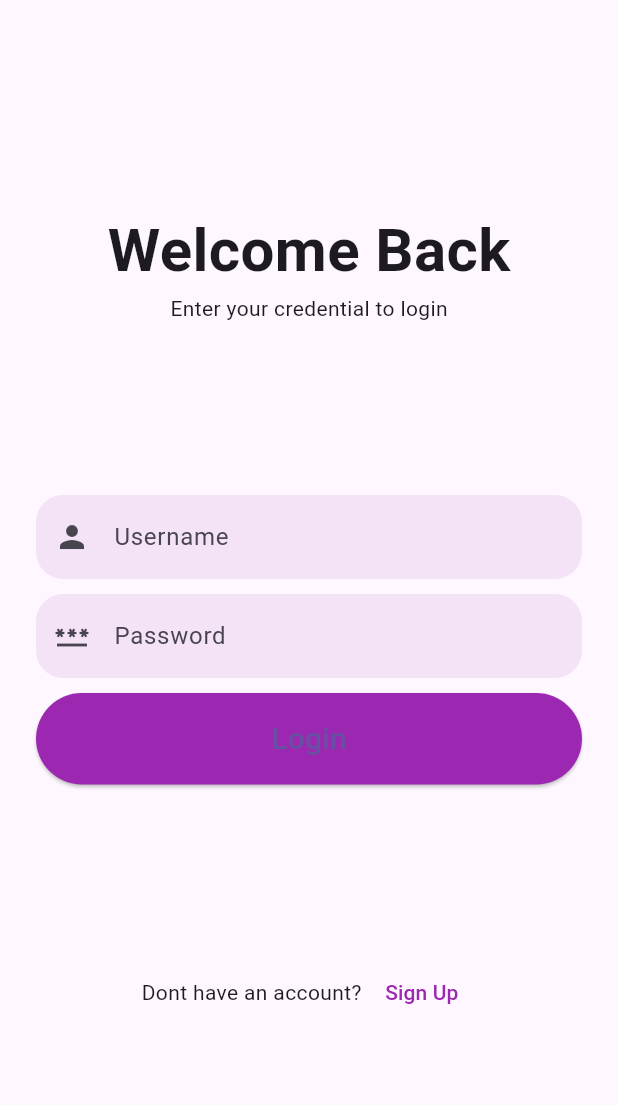
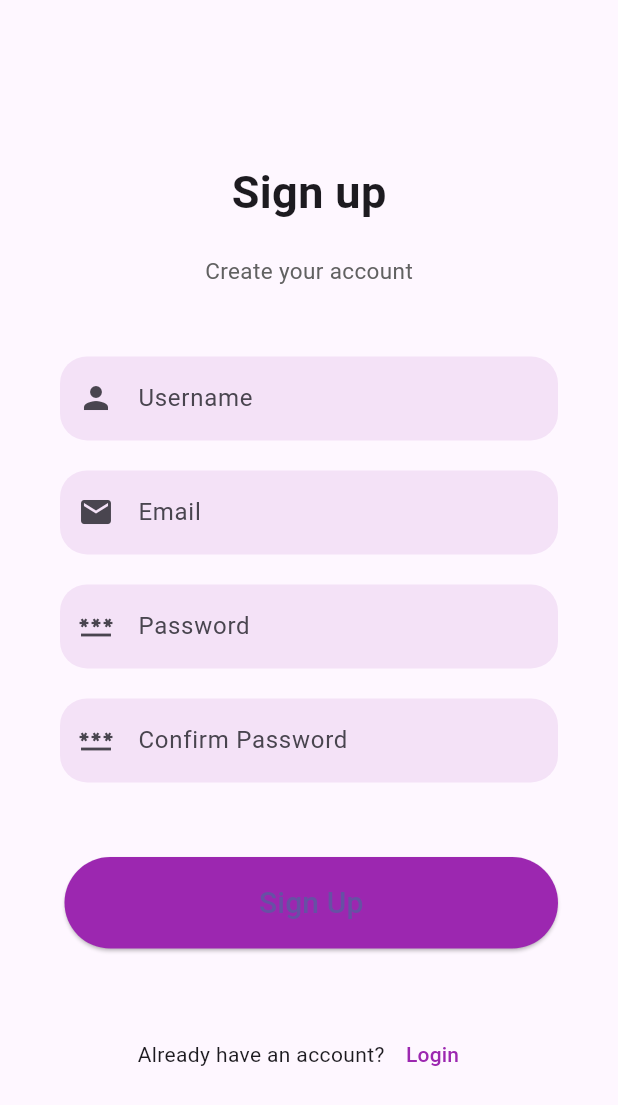
Before and after one commit to WahyuLaksono/uts_loginpage, a Flutter app: the screen it shows after launch, after a tap on "Sign Up", on a phone screen of 412 x 824 dp. Shown: the top 1105 px of the screen. Run offline on Flutter 3.47's test engine with Material 3 defaults, Android fonts, the phone set to English and light mode, and no system bars.

Commit message:
register page

```diff
--- a/lib/main.dart
+++ b/lib/main.dart
@@ -1,5 +1,6 @@
 import 'package:flutter/material.dart';
 import 'package:loginpage_uts/pages/login_page.dart';
+import 'package:loginpage_uts/pages/register_page.dart';
 
 
 void main() {
@@ -17,7 +18,7 @@
       initialRoute: '/',
       routes: {
         '/': (context) => LoginPage(),
-        // '/register': (context) => RegisterPage(),
+        '/register': (context) => RegisterPage(),
         // '/profil' : (context)=> ProfilePage(),
       },
     );
--- /dev/null
+++ b/lib/pages/register_page.dart
@@ -0,0 +1,134 @@
+import 'package:flutter/material.dart';
+
+class RegisterPage extends StatelessWidget {
+  const RegisterPage({super.key});
+
+  @override
+  Widget build(BuildContext context) {
+    return MaterialApp(
+      debugShowCheckedModeBanner: false,
+      home: Scaffold(
+        body: SingleChildScrollView(
+          child: Container(
+            padding: const EdgeInsets.symmetric(horizontal: 40),
+            height: MediaQuery.of(context).size.height - 50,
+            width: double.infinity,
+            child: Column(
+              mainAxisAlignment: MainAxisAlignment.spaceEvenly,
+              crossAxisAlignment: CrossAxisAlignment.stretch,
+              children: <Widget>[
+                Column(
+                  children: <Widget>[
+                    const SizedBox(height: 60.0),
+
+                    const Text(
+                      "Sign up",
+                      style: TextStyle(
+                        fontSize: 30,
+                        fontWeight: FontWeight.bold,
+                      ),
+                    ),
+                    const SizedBox(
+                      height: 20,
+                    ),
+                    Text(
+                      "Create your account",
+                      style: TextStyle(fontSize: 15, color: Colors.grey[700]),
+                    )
+                  ],
+                ),
+                Column(
+                  children: <Widget>[
+                    TextField(
+                      decoration: InputDecoration(
+                          hintText: "Username",
+                          border: OutlineInputBorder(
+                              borderRadius: BorderRadius.circular(18),
+                              borderSide: BorderSide.none),
+                          fillColor: Colors.purple.withOpacity(0.1),
+                          filled: true,
+                          prefixIcon: const Icon(Icons.person)),
+                    ),
+
+                    const SizedBox(height: 20),
+
+                    TextField(
+                      decoration: InputDecoration(
+                          hintText: "Email",
+                          border: OutlineInputBorder(
+                              borderRadius: BorderRadius.circular(18),
+                              borderSide: BorderSide.none),
+                          fillColor: Colors.purple.withOpacity(0.1),
+                          filled: true,
+                          prefixIcon: const Icon(Icons.email)),
+                    ),
+
+                    const SizedBox(height: 20),
+
+                    TextField(
+                      decoration: InputDecoration(
+                        hintText: "Password",
+                        border: OutlineInputBorder(
+                            borderRadius: BorderRadius.circular(18),
+                            borderSide: BorderSide.none),
+                        fillColor: Colors.purple.withOpacity(0.1),
+                        filled: true,
+                        prefixIcon: const Icon(Icons.password),
+                      ),
+                      obscureText: true,
+                    ),
+
+                    const SizedBox(height: 20),
+
+                    TextField(
+                      decoration: InputDecoration(
+                        hintText: "Confirm Password",
+                        border: OutlineInputBorder(
+                            borderRadius: BorderRadius.circular(18),
+                            borderSide: BorderSide.none),
+                        fillColor: Colors.purple.withOpacity(0.1),
+                        filled: true,
+                        prefixIcon: const Icon(Icons.password),
+                      ),
+                      obscureText: true,
+                    ),
+                  ],
+                ),
+                Container(
+                    padding: const EdgeInsets.only(top: 3, left: 3),
+
+                    child: ElevatedButton(
+                      onPressed: () {
+                      },
+                      child: const Text(
+                        "Sign Up",
+                        style: TextStyle(fontSize: 20),
+                      ),
+                      style: ElevatedButton.styleFrom(
+                        shape: const StadiumBorder(),
+                        padding: const EdgeInsets.symmetric(vertical: 16),
+                        backgroundColor: Colors.purple,
+                      ),
+                    )
+                ),
+
+                Row(
+                  mainAxisAlignment: MainAxisAlignment.center,
+                  children: <Widget>[
+                    const Text("Already have an account?"),
+                    TextButton(
+                        onPressed: () {
+                          Navigator.pushNamed(context, '/');
+                        },
+                        child: const Text("Login", style: TextStyle(color: Colors.purple),)
+                    )
+                  ],
+                )
+              ],
+            ),
+          ),
+        ),
+      ),
+    );
+  }
+}
```
